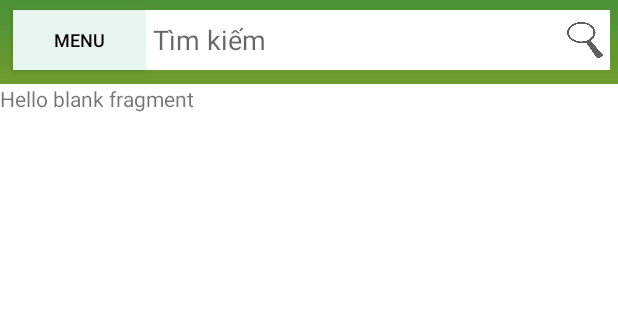
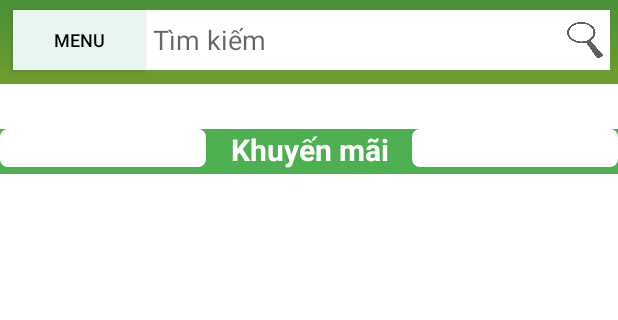
Before and after one commit to DaodaihaiCrays/BHX, an Android app: the HomeFragment screen opened directly, with no data from a screen before it, on a phone screen of 412 x 824 dp, the part 141-461 px from its top. Run offline under Robolectric (Android 15) with nearby library versions, the phone set to English and light mode, and no system bars; libraries missing offline, so code that uses them is left out: com.ismaeldivita.chipnavigation; plain views replace ChipNavigationBar; 3 statements that could not run were skipped.

Commit message:
first commit

```diff
--- /dev/null
+++ b/app/src/main/java/com/bhx/bhx/Model/ProductModel/Product.kt
@@ -0,0 +1,3 @@
+package com.bhx.bhx.Model
+
+data class Product (val id: String, val img:String, val name:String, val quanlity:Int, val price:Double, val infor:String)
--- /dev/null
+++ b/app/src/main/res/drawable/custom_view_radius.xml
@@ -0,0 +1,5 @@
+<?xml version="1.0" encoding="utf-8"?>
+<shape xmlns:android="http://schemas.android.com/apk/res/android">
+    <solid android:color="@color/white" />
+    <corners android:radius="5dp" />
+</shape>
--- a/app/src/main/res/layout/activity_main.xml
+++ b/app/src/main/res/layout/activity_main.xml
@@ -83,7 +83,10 @@
         android:layout_height="match_parent"
         android:layout_below="@+id/navbar"
         android:layout_above="@+id/bottomNav"
-        android:layout_marginBottom="-11dp" />
+        android:layout_marginBottom="-11dp" >
+
+
+    </FrameLayout>
 
     <com.ismaeldivita.chipnavigation.ChipNavigationBar
         android:id="@+id/bottomNav"
--- a/app/src/main/res/layout/fragment_home.xml
+++ b/app/src/main/res/layout/fragment_home.xml
@@ -6,9 +6,36 @@
     tools:context=".View.HomeFragment.HomeFragment">
 
     <!-- TODO: Update blank fragment layout -->
-    <TextView
+
+    <LinearLayout
+        android:layout_marginTop="30dp"
         android:layout_width="match_parent"
-        android:layout_height="match_parent"
-        android:text="@string/hello_blank_fragment" />
+        android:layout_height="30dp"
+        android:orientation="horizontal"
+        android:background="@color/green">
+
+        <View
+            android:layout_width="0dp"
+            android:layout_height="25dp"
+            android:background="@drawable/custom_view_radius"
+            android:layout_weight="1" />
+
+        <TextView
+            android:layout_width="0dp"
+            android:layout_height="wrap_content"
+            android:layout_weight="1"
+            android:gravity="center"
+            android:text="Khuyến mãi"
+            android:textStyle="bold"
+            android:textSize="20dp"
+            android:textColor="@color/white"/>
+
+        <View
+            android:layout_width="0dp"
+            android:layout_height="25dp"
+            android:background="@drawable/custom_view_radius"
+            android:layout_weight="1" />
+    </LinearLayout>
+
 
 </FrameLayout>
--- a/app/src/main/res/values/colors.xml
+++ b/app/src/main/res/values/colors.xml
@@ -10,4 +10,5 @@
     <color name="green">#4CAF50</color>
     <color name="color_btn_menu">#e9f5f0</color>
     <color name="green_max">#026830</color>
+    <color name="green_min">#B7F1D1</color>
 </resources>
```
Also changed, not shown: app/src/main/java/com/bhx/bhx/Model/ProductModel/ProductAdapter.kt (added, +29 -0 lines), app/src/main/res/drawable/custom_item.xml (added, +8 -0 lines), app/src/main/res/layout/product_item.xml (added, +54 -0 lines), 1 other file.
